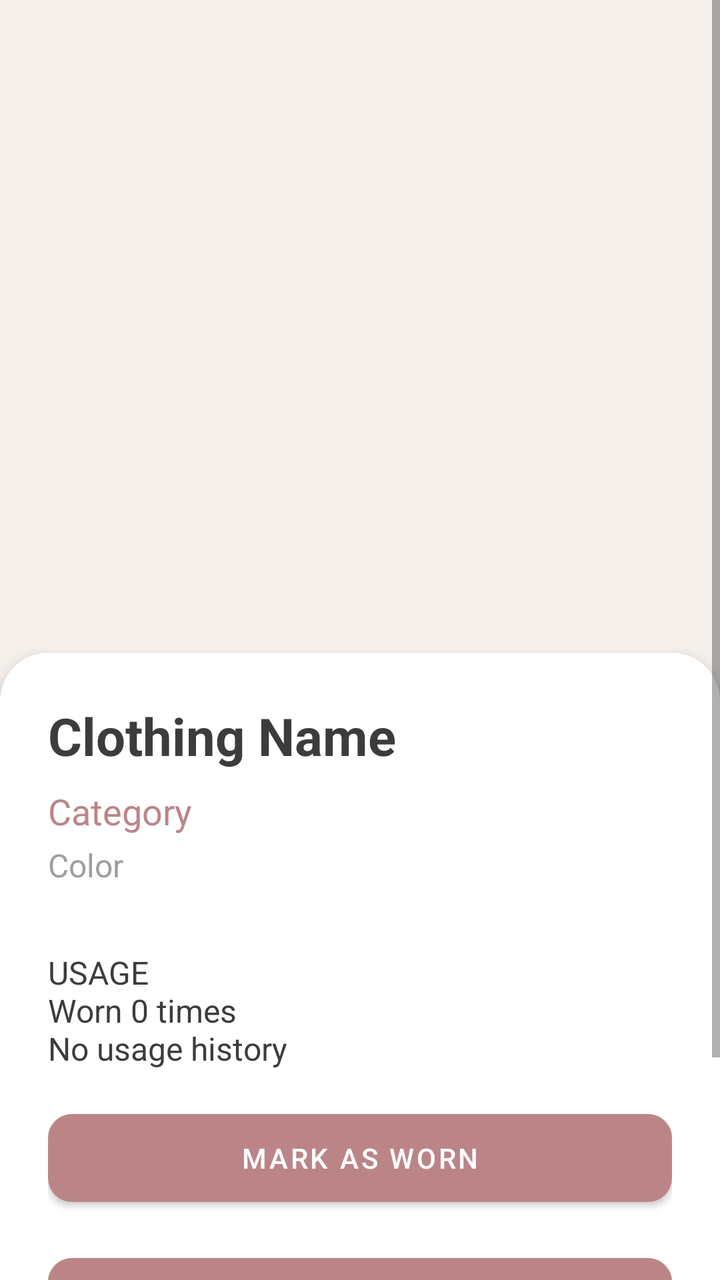
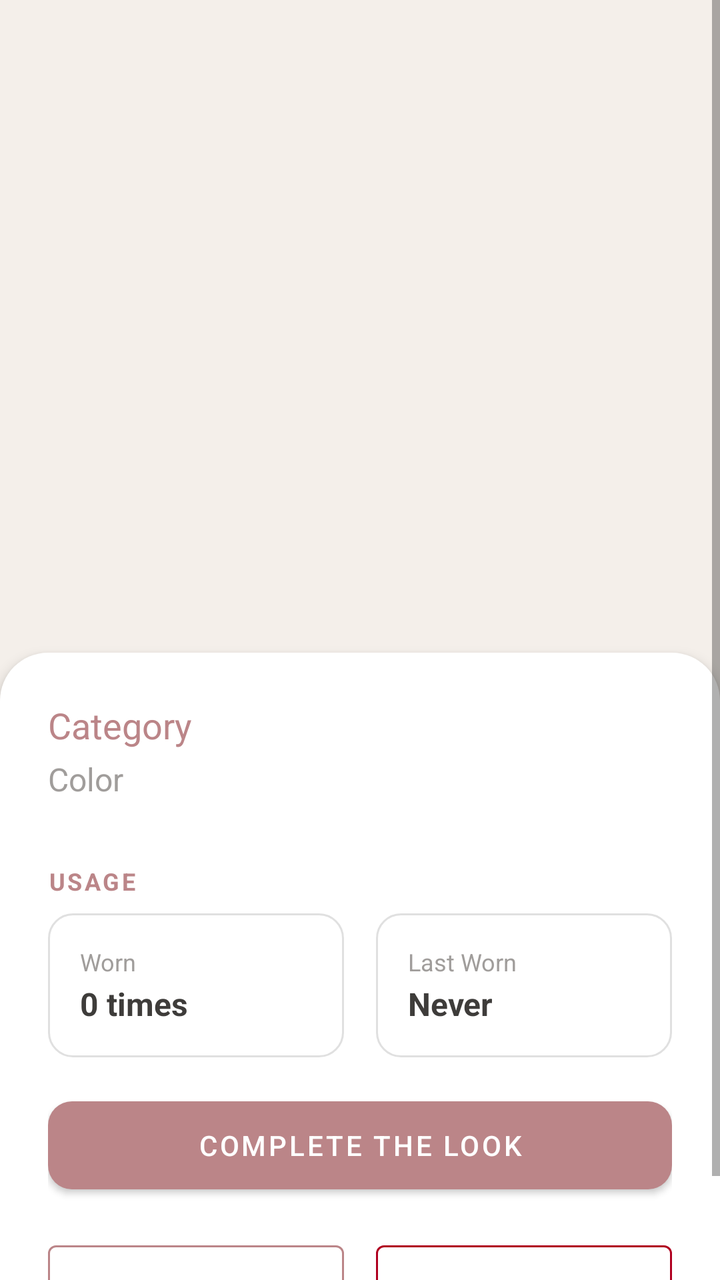

Two renders of the same Android screen: before a commit and after it. Below are the layout's source before the change and the commit's diff.
<!-- AndroidManifest.xml: application theme Theme.OutfitStudio -->
<!-- res/layout/activity_clothing_details.xml -->
<?xml version="1.0" encoding="utf-8"?>
<ScrollView xmlns:android="http://schemas.android.com/apk/res/android"
    xmlns:app="http://schemas.android.com/apk/res-auto"
    android:layout_width="match_parent"
    android:layout_height="match_parent"
    android:background="@color/background">

    <LinearLayout
        android:layout_width="match_parent"
        android:layout_height="wrap_content"
        android:orientation="vertical">

        <ImageView
            android:id="@+id/ivClothingDetail"
            android:layout_width="match_parent"
            android:layout_height="350dp"
            android:scaleType="centerCrop"
            android:background="@color/secondary_variant" />

        <LinearLayout
            android:layout_width="match_parent"
            android:layout_height="wrap_content"
            android:orientation="vertical"
            android:padding="24dp"
            android:background="@drawable/bg_bottom_sheet"
            android:layout_marginTop="-24dp"
            android:elevation="4dp">

            <TextView
                android:id="@+id/tvDetailName"
                android:layout_width="match_parent"
                android:layout_height="wrap_content"
                android:text="Clothing Name"
                android:textSize="26sp"
                android:textStyle="bold"
                android:textColor="@color/on_background"
                android:layout_marginBottom="8dp"/>

            <TextView
                android:id="@+id/tvDetailCategory"
                android:layout_width="match_parent"
                android:layout_height="wrap_content"
                android:text="Category"
                android:textColor="@color/primary_variant"
                android:textSize="18sp"
                android:layout_marginBottom="4dp"/>
                
            <TextView
                android:id="@+id/tvDetailColor"
                android:layout_width="match_parent"
                android:layout_height="wrap_content"
                android:text="Color"
                android:textColor="@color/text_hint"
                android:textSize="16sp"
                android:layout_marginBottom="32dp"/>

            <TextView
                android:id="@+id/tvUsageInfo"
                android:layout_width="match_parent"
                android:layout_height="wrap_content"
                android:text="USAGE\nWorn 0 times\nNo usage history"
                android:textColor="@color/on_background"
                android:textSize="16sp"
                android:layout_marginBottom="16dp"
                android:visibility="visible"/>
                
            <Button
                android:id="@+id/btnMarkWorn"
                android:layout_width="match_parent"
                android:layout_height="56dp"
                android:text="Mark as Worn"
                android:layout_marginBottom="16dp"
                app:cornerRadius="12dp"
                style="@style/Widget.MaterialComponents.Button"/>
                
            <Button
                android:id="@+id/btnDonate"
                android:layout_width="match_parent"
                android:layout_height="56dp"
                android:text="Donate This Item"
                android:layout_marginBottom="16dp"
                app:cornerRadius="12dp"
                android:backgroundTint="@color/error"
                android:visibility="gone"
                style="@style/Widget.MaterialComponents.Button"/>

            <Button
                android:id="@+id/btnCompleteLook"
                android:layout_width="match_parent"
                android:layout_height="56dp"
                android:text="Complete the Look"
                android:layout_marginBottom="16dp"
                app:cornerRadius="12dp"
                style="@style/Widget.MaterialComponents.Button"/>

            <LinearLayout
                android:layout_width="match_parent"
                android:layout_height="wrap_content"
                android:orientation="horizontal">
                
                <Button
                    android:id="@+id/btnEdit"
                    android:layout_width="0dp"
                    android:layout_height="56dp"
                    android:layout_weight="1"
                    android:text="Edit"
                    android:textColor="@color/primary"
                    style="@style/Widget.MaterialComponents.Button.OutlinedButton"
                    app:strokeColor="@color/primary"
                    android:layout_marginEnd="8dp"/>
                    
                <Button
                    android:id="@+id/btnDelete"
                    android:layout_width="0dp"
                    android:layout_height="56dp"
                    android:layout_weight="1"
                    android:text="Delete"
                    android:textColor="@color/error"
                    style="@style/Widget.MaterialComponents.Button.OutlinedButton"
                    app:strokeColor="@color/error"
                    android:layout_marginStart="8dp"/>
            </LinearLayout>
            
            <ProgressBar
                android:id="@+id/progressBar"
                android:layout_width="match_parent"
                android:layout_height="wrap_content"
                android:visibility="gone"
                android:layout_marginTop="16dp"/>

        </LinearLayout>
    </LinearLayout>
</ScrollView>
<!-- resources referenced by this layout -->
<resources>
  <color name="background">#FDFBF9</color>
  <color name="error">#B00020</color>
  <color name="on_background">#3E3C3A</color>
  <color name="primary">#BB8588</color>
  <color name="primary_variant">#BB8588</color>
  <color name="secondary_variant">#F4EFEA</color>
  <color name="text_hint">#A09D9B</color>
  <!-- drawable bg_bottom_sheet (drawable) -->
  <?xml version="1.0" encoding="utf-8"?>
  <shape xmlns:android="http://schemas.android.com/apk/res/android"
      android:shape="rectangle">
      <solid android:color="@color/surface" />
      <corners
          android:topLeftRadius="24dp"
          android:topRightRadius="24dp" />
  </shape>
  <style name="Theme.OutfitStudio" parent="Theme.MaterialComponents.Light.NoActionBar">
          <item name="android:textColor">@color/on_background</item>
          <item name="android:textColorHint">@color/text_hint</item>
          
          <item name="colorPrimary">@color/primary</item>
          <item name="colorPrimaryVariant">@color/primary_variant</item>
          <item name="colorOnPrimary">@color/on_primary</item>
          
          <item name="colorSecondary">@color/primary</item>
          <item name="colorSecondaryVariant">@color/primary_variant</item>
          <item name="colorOnSecondary">@color/on_primary</item>
          
          <item name="android:colorBackground">@color/background</item>
          <item name="colorSurface">@color/surface</item>
          
          <item name="android:statusBarColor">@color/background</item>
          <item name="android:windowLightStatusBar">true</item>
      </style>
  <color name="surface">#FFFFFF</color>
  <color name="on_primary">#FFFFFF</color>
</resources>

<!-- the commit's change to res/layout/activity_clothing_details.xml (unified diff, before → after) -->
@@ -26,15 +26,7 @@
             android:layout_marginTop="-24dp"
             android:elevation="4dp">
 
-            <TextView
-                android:id="@+id/tvDetailName"
-                android:layout_width="match_parent"
-                android:layout_height="wrap_content"
-                android:text="Clothing Name"
-                android:textSize="26sp"
-                android:textStyle="bold"
-                android:textColor="@color/on_background"
-                android:layout_marginBottom="8dp"/>
+
 
             <TextView
                 android:id="@+id/tvDetailCategory"
@@ -55,23 +47,88 @@
                 android:layout_marginBottom="32dp"/>
 
             <TextView
-                android:id="@+id/tvUsageInfo"
                 android:layout_width="match_parent"
                 android:layout_height="wrap_content"
-                android:text="USAGE\nWorn 0 times\nNo usage history"
-                android:textColor="@color/on_background"
-                android:textSize="16sp"
+                android:text="USAGE"
+                android:textColor="@color/primary"
+                android:textSize="12sp"
+                android:textStyle="bold"
+                android:letterSpacing="0.1"
+                android:layout_marginBottom="8dp"/>
+                
+            <LinearLayout
+                android:layout_width="match_parent"
+                android:layout_height="wrap_content"
+                android:orientation="horizontal"
+                android:layout_marginBottom="16dp">
+                
+                <LinearLayout
+                    android:layout_width="0dp"
+                    android:layout_height="wrap_content"
+                    android:layout_weight="1"
+                    android:orientation="vertical"
+                    android:padding="16dp"
+                    android:background="@drawable/rounded_card_bg"
+                    android:layout_marginEnd="8dp">
+                    
+                    <TextView
+                        android:layout_width="match_parent"
+                        android:layout_height="wrap_content"
+                        android:text="Worn"
+                        android:textColor="@color/text_hint"
+                        android:textSize="12sp"/>
+                        
+                    <TextView
+                        android:id="@+id/tvWornCount"
+                        android:layout_width="match_parent"
+                        android:layout_height="wrap_content"
+                        android:text="0 times"
+                        android:textColor="@color/on_background"
+                        android:textSize="16sp"
+                        android:textStyle="bold"
+                        android:layout_marginTop="2dp"/>
+                </LinearLayout>
+                
+                <LinearLayout
+                    android:layout_width="0dp"
+                    android:layout_height="wrap_content"
+                    android:layout_weight="1"
+                    android:orientation="vertical"
+                    android:padding="16dp"
+                    android:background="@drawable/rounded_card_bg"
+                    android:layout_marginStart="8dp">
+                    
+                    <TextView
+                        android:layout_width="match_parent"
+                        android:layout_height="wrap_content"
+                        android:text="Last Worn"
+                        android:textColor="@color/text_hint"
+                        android:textSize="12sp"/>
+                        
+                    <TextView
+                        android:id="@+id/tvLastWorn"
+                        android:layout_width="match_parent"
+                        android:layout_height="wrap_content"
+                        android:text="Never"
+                        android:textColor="@color/on_background"
+                        android:textSize="16sp"
+                        android:textStyle="bold"
+                        android:layout_marginTop="2dp"/>
+                </LinearLayout>
+                
+            </LinearLayout>
+            
+            <TextView
+                android:id="@+id/tvRarelyUsedWarning"
+                android:layout_width="match_parent"
+                android:layout_height="wrap_content"
+                android:text="RARELY USED\nNot worn for over 4 months"
+                android:textColor="@color/error"
+                android:textSize="14sp"
+                android:textStyle="bold"
                 android:layout_marginBottom="16dp"
-                android:visibility="visible"/>
-                
-            <Button
-                android:id="@+id/btnMarkWorn"
-                android:layout_width="match_parent"
-                android:layout_height="56dp"
-                android:text="Mark as Worn"
-                android:layout_marginBottom="16dp"
-                app:cornerRadius="12dp"
-                style="@style/Widget.MaterialComponents.Button"/>
+                android:visibility="gone"/>
+
                 
             <Button
                 android:id="@+id/btnDonate"
<!-- resource entries referenced after the edit -->
@@ -15,6 +15,16 @@
       <corners
           android:topLeftRadius="24dp"
           android:topRightRadius="24dp" />
+  </shape>
+  <!-- drawable rounded_card_bg (drawable) -->
+  <?xml version="1.0" encoding="utf-8"?>
+  <shape xmlns:android="http://schemas.android.com/apk/res/android"
+      android:shape="rectangle">
+      <solid android:color="#FFFFFF" />
+      <corners android:radius="12dp" />
+      <stroke
+          android:width="1dp"
+          android:color="#E0E0E0" />
   </shape>
   <style name="Theme.OutfitStudio" parent="Theme.MaterialComponents.Light.NoActionBar">
           <item name="android:textColor">@color/on_background</item>
